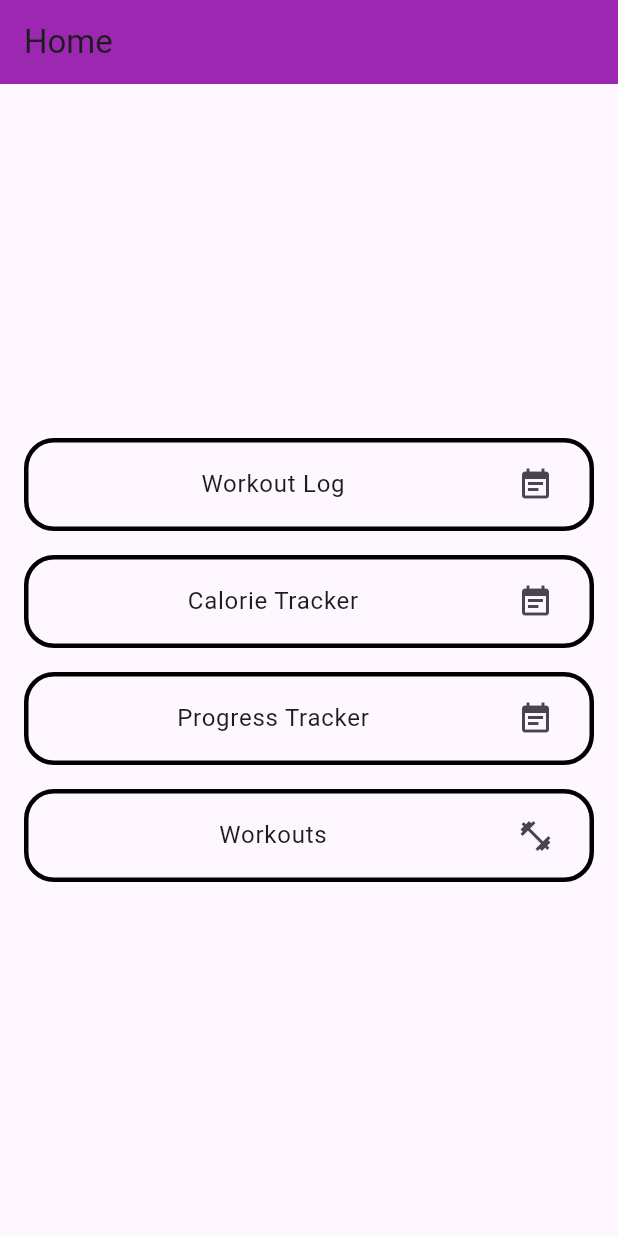
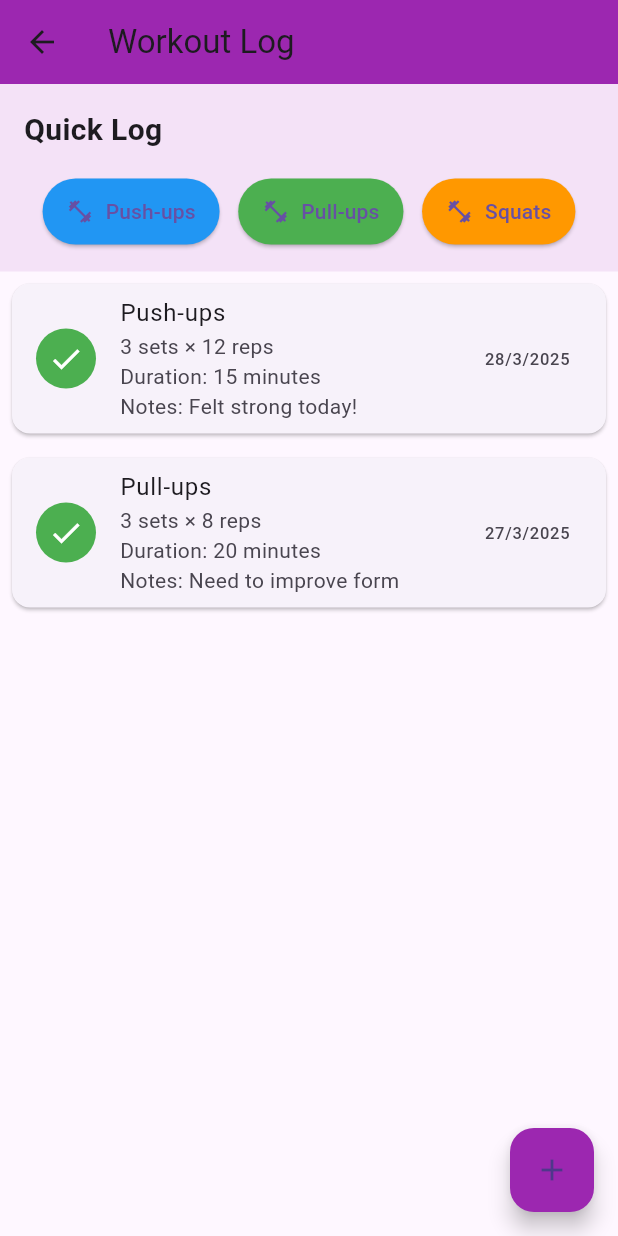
Before and after one commit to gsu-jla/Fitness-Tracker-App, a Flutter app: the screen it shows after launch, after a tap on "Workout Log", on a phone screen of 412 x 824 dp. Run offline on Flutter 3.47's test engine with Material 3 defaults, Android fonts, the phone set to English and light mode, and no system bars.

Commit message:
finished the work out log

```diff
--- a/lib/main.dart
+++ b/lib/main.dart
@@ -1,5 +1,6 @@
 import 'package:flutter/material.dart';
 import 'workout_screen.dart';
+import 'workout_log_screen.dart';
 
 void main() {
   runApp(MyApp());
@@ -55,6 +56,11 @@ class HomePage extends StatelessWidget {
               context,
               MaterialPageRoute(builder: (context) => WorkoutScreen()),
             );
+          } else if (title == 'Workout Log') {
+            Navigator.push(
+              context,
+              MaterialPageRoute(builder: (context) => WorkoutLogScreen()),
+            );
           }
         },
       ),
--- /dev/null
+++ b/lib/workout_log_screen.dart
@@ -0,0 +1,313 @@
+import 'package:flutter/material.dart';
+
+class WorkoutLogScreen extends StatefulWidget {
+  @override
+  _WorkoutLogScreenState createState() => _WorkoutLogScreenState();
+}
+
+class _WorkoutLogScreenState extends State<WorkoutLogScreen> {
+  final List<Map<String, dynamic>> _workoutLogs = [
+    {
+      'date': DateTime.now().subtract(Duration(days: 1)),
+      'workoutName': 'Push-ups',
+      'sets': 3,
+      'reps': 12,
+      'weight': null,
+      'duration': Duration(minutes: 15),
+      'notes': 'Felt strong today!',
+      'completed': true,
+    },
+    {
+      'date': DateTime.now().subtract(Duration(days: 2)),
+      'workoutName': 'Pull-ups',
+      'sets': 3,
+      'reps': 8,
+      'weight': null,
+      'duration': Duration(minutes: 20),
+      'notes': 'Need to improve form',
+      'completed': true,
+    },
+  ];
+
+  @override
+  Widget build(BuildContext context) {
+    return Scaffold(
+      appBar: AppBar(
+        title: Text('Workout Log'),
+        backgroundColor: Colors.purple,
+      ),
+      body: Column(
+        children: [
+          _buildQuickLogSection(),
+          Expanded(
+            child: _buildWorkoutLogList(),
+          ),
+        ],
+      ),
+      floatingActionButton: FloatingActionButton(
+        onPressed: _showAddLogDialog,
+        child: Icon(Icons.add),
+        backgroundColor: Colors.purple,
+      ),
+    );
+  }
+
+  Widget _buildQuickLogSection() {
+    return Container(
+      padding: EdgeInsets.all(16),
+      color: Colors.purple.withOpacity(0.1),
+      child: Column(
+        crossAxisAlignment: CrossAxisAlignment.start,
+        children: [
+          Text(
+            'Quick Log',
+            style: TextStyle(fontSize: 20, fontWeight: FontWeight.bold),
+          ),
+          SizedBox(height: 16),
+          Row(
+            mainAxisAlignment: MainAxisAlignment.spaceEvenly,
+            children: [
+              _buildQuickLogButton(
+                'Push-ups',
+                Icons.fitness_center,
+                Colors.blue,
+              ),
+              _buildQuickLogButton(
+                'Pull-ups',
+                Icons.fitness_center,
+                Colors.green,
+              ),
+              _buildQuickLogButton(
+                'Squats',
+                Icons.fitness_center,
+                Colors.orange,
+              ),
+            ],
+          ),
+        ],
+      ),
+    );
+  }
+
+  Widget _buildQuickLogButton(String name, IconData icon, Color color) {
+    return ElevatedButton.icon(
+      onPressed: () => _showQuickLogDialog(name),
+      icon: Icon(icon),
+      label: Text(name),
+      style: ElevatedButton.styleFrom(
+        backgroundColor: color,
+        padding: EdgeInsets.symmetric(horizontal: 16, vertical: 12),
+      ),
+    );
+  }
+
+  Widget _buildWorkoutLogList() {
+    return ListView.builder(
+      itemCount: _workoutLogs.length,
+      itemBuilder: (context, index) {
+        final log = _workoutLogs[index];
+        return Card(
+          margin: EdgeInsets.all(8),
+          child: ListTile(
+            leading: CircleAvatar(
+              backgroundColor: log['completed'] ? Colors.green : Colors.grey,
+              child: Icon(
+                log['completed'] ? Icons.check : Icons.pending,
+                color: Colors.white,
+              ),
+            ),
+            title: Text(log['workoutName']),
+            subtitle: Column(
+              crossAxisAlignment: CrossAxisAlignment.start,
+              children: [
+                Text('${log['sets']} sets × ${log['reps']} reps'),
+                Text('Duration: ${log['duration'].inMinutes} minutes'),
+                if (log['notes'] != null) Text('Notes: ${log['notes']}'),
+              ],
+            ),
+            trailing: Text(_formatDate(log['date'])),
+            onTap: () => _showEditLogDialog(log, index),
+          ),
+        );
+      },
+    );
+  }
+
+  void _showQuickLogDialog(String workoutName) {
+    showDialog(
+      context: context,
+      builder: (context) => _WorkoutLogDialog(
+        workoutName: workoutName,
+        onSave: (log) {
+          setState(() {
+            _workoutLogs.insert(0, log);
+          });
+          Navigator.pop(context);
+        },
+      ),
+    );
+  }
+
+  void _showAddLogDialog() {
+    showDialog(
+      context: context,
+      builder: (context) => _WorkoutLogDialog(
+        onSave: (log) {
+          setState(() {
+            _workoutLogs.insert(0, log);
+          });
+          Navigator.pop(context);
+        },
+      ),
+    );
+  }
+
+  void _showEditLogDialog(Map<String, dynamic> log, int index) {
+    showDialog(
+      context: context,
+      builder: (context) => _WorkoutLogDialog(
+        log: log,
+        onSave: (updatedLog) {
+          setState(() {
+            _workoutLogs[index] = updatedLog;
+          });
+          Navigator.pop(context);
+        },
+      ),
+    );
+  }
+
+  String _formatDate(DateTime date) {
+    return '${date.day}/${date.month}/${date.year}';
+  }
+}
+
+class _WorkoutLogDialog extends StatefulWidget {
+  final Map<String, dynamic>? log;
+  final String? workoutName;
+  final Function(Map<String, dynamic>) onSave;
+
+  const _WorkoutLogDialog({
+    Key? key,
+    this.log,
+    this.workoutName,
+    required this.onSave,
+  }) : super(key: key);
+
+  @override
+  _WorkoutLogDialogState createState() => _WorkoutLogDialogState();
+}
+
+class _WorkoutLogDialogState extends State<_WorkoutLogDialog> {
+  late TextEditingController _nameController;
+  late TextEditingController _setsController;
+  late TextEditingController _repsController;
+  late TextEditingController _notesController;
+  late Duration _duration;
+  late bool _completed;
+
+  @override
+  void initState() {
+    super.initState();
+    _nameController = TextEditingController(text: widget.log?['workoutName'] ?? widget.workoutName ?? '');
+    _setsController = TextEditingController(text: widget.log?['sets']?.toString() ?? '');
+    _repsController = TextEditingController(text: widget.log?['reps']?.toString() ?? '');
+    _notesController = TextEditingController(text: widget.log?['notes'] ?? '');
+    _duration = widget.log?['duration'] ?? Duration(minutes: 15);
+    _completed = widget.log?['completed'] ?? true;
+  }
+
+  @override
+  Widget build(BuildContext context) {
+    return AlertDialog(
+      title: Text(widget.log == null ? 'Log Workout' : 'Edit Workout Log'),
+      content: SingleChildScrollView(
+        child: Column(
+          mainAxisSize: MainAxisSize.min,
+          children: [
+            TextField(
+              controller: _nameController,
+              decoration: InputDecoration(labelText: 'Workout Name'),
+            ),
+            TextField(
+              controller: _setsController,
+              decoration: InputDecoration(labelText: 'Number of Sets'),
+              keyboardType: TextInputType.number,
+            ),
+            TextField(
+              controller: _repsController,
+              decoration: InputDecoration(labelText: 'Number of Reps'),
+              keyboardType: TextInputType.number,
+            ),
+            TextField(
+              controller: _notesController,
+              decoration: InputDecoration(labelText: 'Notes'),
+              maxLines: 3,
+            ),
+            SizedBox(height: 16),
+            Row(
+              children: [
+                Text('Duration: '),
+                DropdownButton<Duration>(
+                  value: _duration,
+                  items: [
+                    Duration(minutes: 5),
+                    Duration(minutes: 10),
+                    Duration(minutes: 15),
+                    Duration(minutes: 20),
+                    Duration(minutes: 30),
+                    Duration(minutes: 45),
+                    Duration(minutes: 60),
+                  ].map((Duration duration) {
+                    return DropdownMenuItem<Duration>(
+                      value: duration,
+                      child: Text('${duration.inMinutes} minutes'),
+                    );
+                  }).toList(),
+                  onChanged: (Duration? newValue) {
+                    if (newValue != null) {
+                      setState(() {
+                        _duration = newValue;
+                      });
+                    }
+                  },
+                ),
+              ],
+            ),
+            SwitchListTile(
+              title: Text('Completed'),
+              value: _completed,
+              onChanged: (bool value) {
+                setState(() {
+                  _completed = value;
+                });
+              },
+            ),
+          ],
+        ),
+      ),
+      actions: [
+        TextButton(
+          onPressed: () => Navigator.pop(context),
+          child: Text('Cancel'),
+        ),
+        ElevatedButton(
+          onPressed: () {
+            final log = {
+              'date': DateTime.now(),
+              'workoutName': _nameController.text,
+              'sets': int.tryParse(_setsController.text) ?? 3,
+              'reps': int.tryParse(_repsController.text) ?? 12,
+              'duration': _duration,
+              'notes': _notesController.text,
+              'completed': _completed,
+            };
+            widget.onSave(log);
+          },
+          child: Text('Save'),
+          style: ElevatedButton.styleFrom(backgroundColor: Colors.purple),
+        ),
+      ],
+    );
+  }
+}
```
